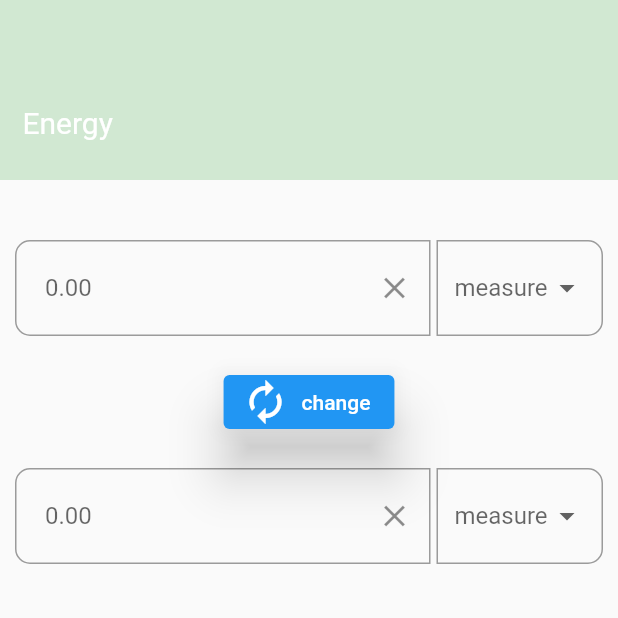
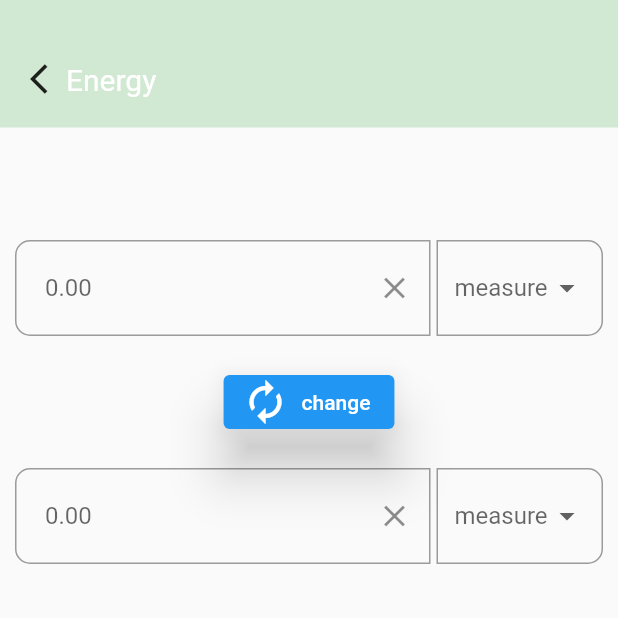
Before and after one commit to DavidCarvalhido/two-measures-app-flutter, a Flutter app: the Energy screen opened directly, on a phone screen of 412 x 824 dp, the top half of it. Run offline on Flutter 3.47's test engine with Material 2 defaults, Android fonts, the phone set to English and light mode, and no system bars; our stand-ins replace google_mobile_ads; missing offline and left inert: quick_actions; generated files the repository leaves out were written again; network calls fail.

Commit message:
added the back button to the screens

```diff
--- a/lib/components/top_bar_glass.dart
+++ b/lib/components/top_bar_glass.dart
@@ -40,13 +40,12 @@ class _TopBarGlassState extends State<TopBarGlass> {
             color: Colors.green.withAlpha(60),
             alignment: Alignment.center,
             width: scrSize.width,
-            height: widget.height ?? 120,
+            height: widget.height ?? 85,
             child: Row(
               mainAxisSize: MainAxisSize.max,
               children: [
                 Container(
-                  margin: EdgeInsets.only(right: 15),
-                  //width: 36,
+                  margin: EdgeInsets.only(left: 20, top: 20),
                   color: Colors.transparent,
                   child: widget.leading,
                 ),
--- a/lib/views/energy.dart
+++ b/lib/views/energy.dart
@@ -234,10 +234,16 @@ class _EnergyState extends State<Energy> {
             blurStrengthX: 20,
             blurStrengthY: 20,
             color: Colors.green.withAlpha(60),
+            leading: GestureDetector(
+              child: Icon(Icons.arrow_back_ios),
+              onTap: () {
+                Navigator.pop(context);
+              },
+            ),
             title: Text(
               AppLocalizations.of(context)!.textEnergy,
               style: TextStyle(
-                height: 5,
+                height: 3,
                 fontSize: 20,
                 color: Colors.white,
               ),
```
Also changed, not shown: lib/views/length.dart (+7 -1 lines), lib/views/temperature.dart (+7 -1 lines), lib/views/volume.dart (+7 -1 lines), lib/views/weight.dart (+7 -1 lines), pubspec.lock.
